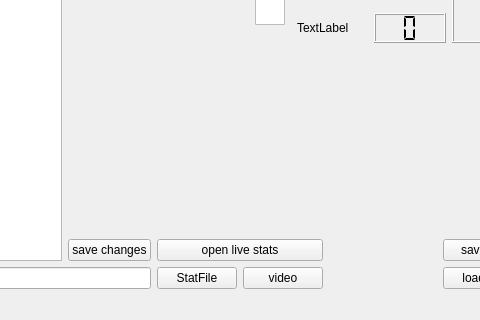
Above: datavolley2/uis/first.ui from twicki/datavolley2 before the change; both pictures show x 590 to 1070 and y 362 to 682 of the 1311 by 682 pixel window. Below: the same form after it.
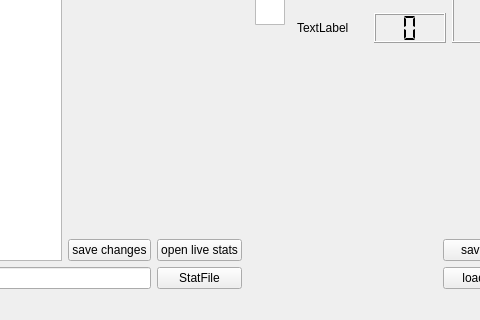
That is the form after the change.

Diff of the .ui file:
```diff
--- a/datavolley2/uis/first.ui
+++ b/datavolley2/uis/first.ui
@@ -62,13 +62,6 @@
           </property>
          </spacer>
         </item>
-        <item row="2" column="0">
-         <widget class="QPushButton" name="pushButton_3">
-          <property name="text">
-           <string>StatFile</string>
-          </property>
-         </widget>
-        </item>
         <item row="2" column="3">
          <widget class="QPushButton" name="loadFile">
           <property name="text">
@@ -76,13 +69,6 @@
           </property>
          </widget>
         </item>
-        <item row="2" column="1">
-         <widget class="QPushButton" name="video_analysis">
-          <property name="text">
-           <string>video</string>
-          </property>
-         </widget>
-        </item>
         <item row="1" column="3">
          <widget class="QPushButton" name="saveFile">
           <property name="text">
@@ -97,6 +83,13 @@
           </property>
          </widget>
         </item>
+        <item row="2" column="0" colspan="2">
+         <widget class="QPushButton" name="pushButton_3">
+          <property name="text">
+           <string>StatFile</string>
+          </property>
+         </widget>
+        </item>
        </layout>
       </item>
       <item row="0" column="0">
```
